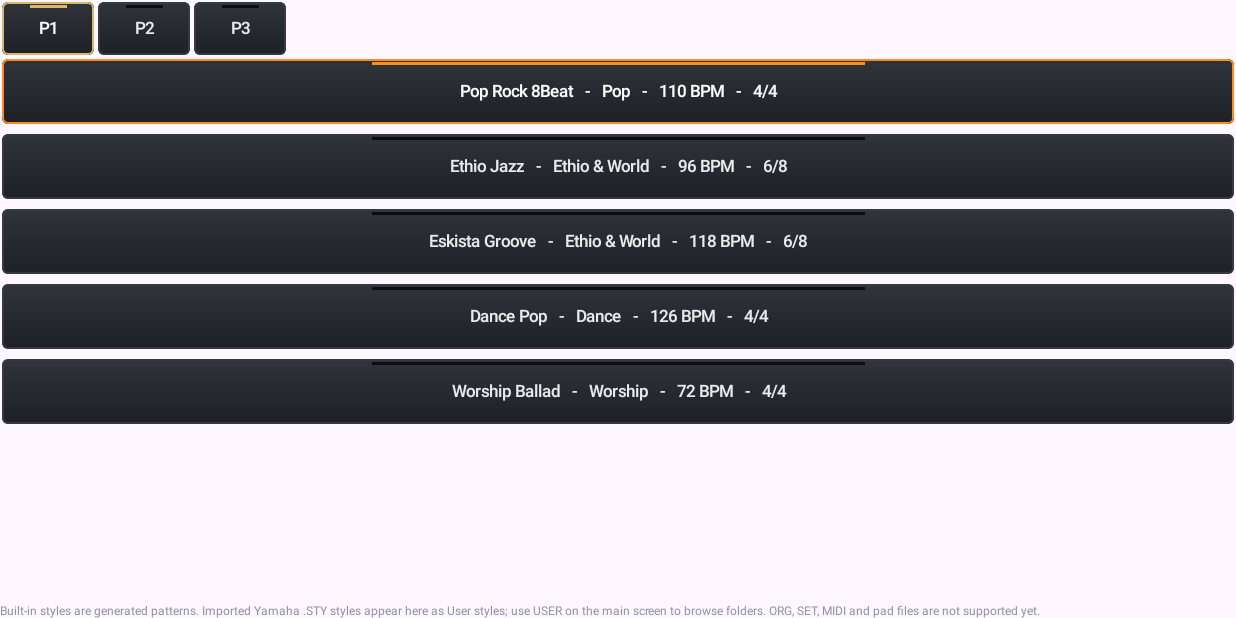
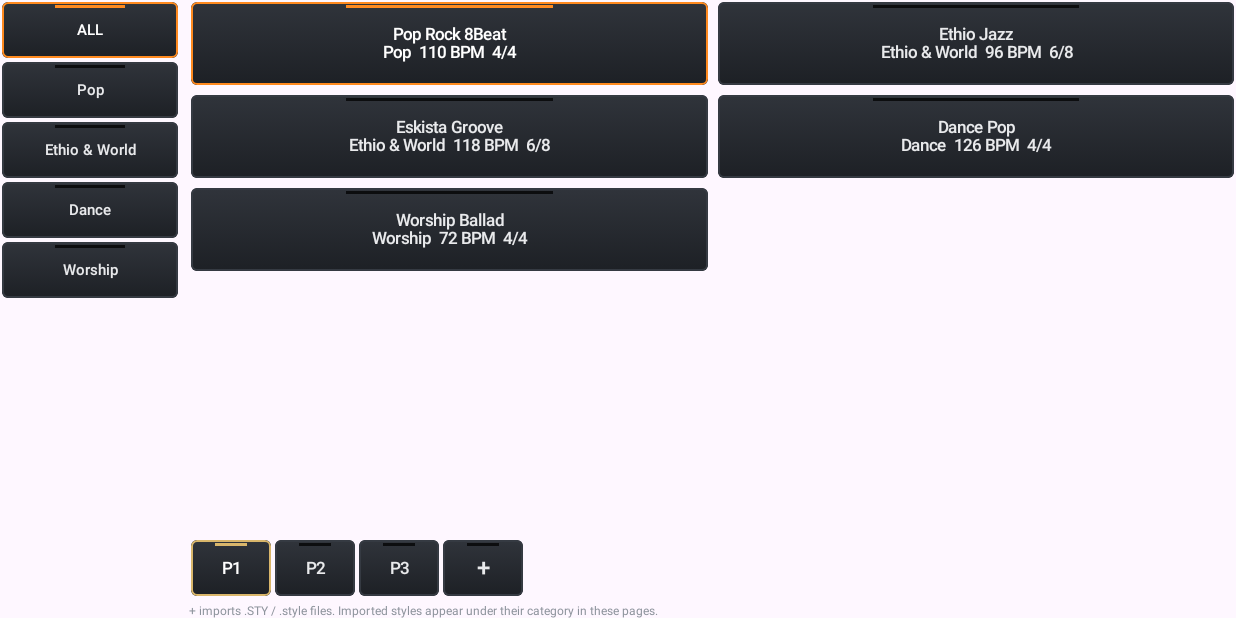
Before and after one commit to chare-teche/YAMAHA-PRS-SX-900, an Android app built with Jetpack Compose: the composable StylePage shown on its own in the app's theme, on a phone screen of 824 x 412 dp (held sideways). Run offline under Robolectric (Android 15) with nearby library versions, the phone set to English and light mode, and no system bars.

Commit message:
Apply uploaded project zip

```diff
--- a/app/src/main/java/com/example/audio/Audio.kt
+++ b/app/src/main/java/com/example/audio/Audio.kt
@@ -247,7 +247,10 @@ class SynthEngine {
     /** Kit of the current style (see DrumKit): tunes pitch and decay of the synthesized drums. */
     private var drumKit = DrumKit.STANDARD
     /** Recorded drum samples. Set to DrumSampleSet.EMPTY to force the synthesized drums (tests). */
-    internal var drumSamples: DrumSampleSet = DrumSampleSet.default
+    @Volatile internal var drumSamples: DrumSampleSet = DrumSampleSet.default
+
+    /** Replaces the drum samples (a kit imported by the user). Safe while playing: the audio thread reads the reference once per hit. */
+    fun setDrumSamples(set: DrumSampleSet) { drumSamples = if (set.noteCount > 0) set else DrumSampleSet.default }
 
     // ---- master tone: 4 biquads (low shelf, low-mid cut, presence, high shelf) on the final stereo mix ----
     private val eqC = FloatArray(Tone.BANDS * 5)     // b0 b1 b2 a1 a2 per band (a0 = 1)
@@ -923,6 +926,7 @@ class SynthEngine {
 
     // ---- drums ----
     private fun drumOn(note: Int, vel: Int, fromSeq: Boolean) {
+        if (DrumMap.isMuted(note)) return          // crash cymbals are off (DrumMap.isMuted)
         val kind = DrumMap.kindOf(note)
         if (kind == DrumMap.SILENT) { drumSilentHits++; return }
         val freq = DrumMap.freqOf(note)
--- a/app/src/main/java/com/example/audio/DrumMap.kt
+++ b/app/src/main/java/com/example/audio/DrumMap.kt
@@ -71,6 +71,12 @@ object DrumMap {
         // everything else (0-27, 29, 30, 88-127) stays SILENT
     }
 
+    /**
+     * Crash-family cymbals (crash 1/2, Chinese, splash) are switched off on purpose (version 3, requested by the user:
+     * they were harsh). They make no sound and are not counted as missing sounds. To bring them back, return false.
+     */
+    fun isMuted(note: Int): Boolean = note == 49 || note == 57 || note == 52 || note == 55
+
     fun kindOf(note: Int): Int = if (note in 0..127) kinds[note] else SILENT
     fun freqOf(note: Int): Float = if (note in 0..127) freqs[note] else 600f
 
--- a/app/src/main/java/com/example/ui/Screens.kt
+++ b/app/src/main/java/com/example/ui/Screens.kt
@@ -53,7 +53,7 @@ fun OverlayHost(vm: ArrangerViewModel, s: UiState) {
     val title = when (scr) {
         Screen.VOICE -> "VOICE SELECT"
         Screen.STYLE -> "STYLE SELECT"
-        Screen.MIXER -> "MIXER"
+        Screen.MIXER -> "SLIDER"
         Screen.PADS -> "MULTI PAD"
         Screen.REGIST -> "REGISTRATION MEMORY"
         Screen.SETTINGS -> "SETTINGS"
@@ -110,12 +110,13 @@ private fun SectionTitle(text: String) {
 
 /** P1, P2, P3 ... tab row. Pages hold [per] items each; at least 3 tabs are shown. */
 @Composable
-private fun PageTabs(total: Int, per: Int, page: Int, onPage: (Int) -> Unit) {
+private fun PageTabs(total: Int, per: Int, page: Int, onPlus: (() -> Unit)? = null, onPage: (Int) -> Unit) {
     val pages = maxOf(3, (total + per - 1) / per)
-    Row(Modifier.fillMaxWidth().height(38.dp)) {
+    Row(Modifier.fillMaxWidth().height(40.dp)) {
         for (i in 0 until pages) {
-            PanelButton("P" + (i + 1), Modifier.width(64.dp).fillMaxHeight(), page == i, Pal.gold, fontSize = 11f) { onPage(i) }
+            PanelButton("P" + (i + 1), Modifier.width(56.dp).fillMaxHeight(), page == i, Pal.gold, fontSize = 11f) { onPage(i) }
         }
+        if (onPlus != null) PanelButton("+", Modifier.width(56.dp).fillMaxHeight(), false, Pal.green, fontSize = 16f) { onPlus() }
     }
 }
 
@@ -158,11 +159,10 @@ private fun VoicePage(vm: ArrangerViewModel, s: UiState) {
             )
         }
         var page by remember { mutableStateOf(0) }
-        val per = 5
+        val per = 8
         Column(Modifier.weight(1f).fillMaxHeight()) {
-            PageTabs(Voices.ALL.size, per, page) { page = it }
             LazyVerticalGrid(
-                GridCells.Adaptive(150.dp), Modifier.weight(1f).fillMaxWidth(),
+                GridCells.Fixed(2), Modifier.weight(1f).fillMaxWidth(),
                 horizontalArrangement = Arrangement.spacedBy(4.dp), verticalArrangement = Arrangement.spacedBy(4.dp)
             ) {
                 val from = page * per
@@ -176,6 +176,9 @@ private fun VoicePage(vm: ArrangerViewModel, s: UiState) {
                     ) { vm.setPartVoice(sel, i) }
                 }
             }
+            // + adds a Music Studio drum kit (.Instrument). Pitched voices from files are not supported yet.
+            PageTabs(Voices.ALL.size, per, page, { vm.requestImportFiles() }) { page = it }
+            if (s.kitName.isNotEmpty()) Text("Drum kit: " + s.kitName, color = Pal.gold, fontSize = fsp(8f))
         }
     }
 }
@@ -185,27 +188,40 @@ private fun VoicePage(vm: ArrangerViewModel, s: UiState) {
 // ----------------------------------------------------------------------
 @Composable
 private fun StylePage(vm: ArrangerViewModel, s: UiState) {
-    Column(Modifier.fillMaxSize()) {
+    val cats = listOf("ALL") + Styles.all.map { it.category }.distinct()
+    var cat by remember { mutableStateOf(0) }
     var page by remember { mutableStateOf(0) }
+    val idxs = (0 until Styles.all.size).filter { cat == 0 || cat >= cats.size || Styles.all[it].category == cats[cat] }
     val per = 8
-        PageTabs(Styles.all.size, per, page) { page = it }
-        LazyColumn(Modifier.weight(1f).fillMaxWidth(), verticalArrangement = Arrangement.spacedBy(4.dp)) {
+    Row(Modifier.fillMaxSize(), horizontalArrangement = Arrangement.spacedBy(6.dp)) {
+        Column(Modifier.width(120.dp).fillMaxHeight().verticalScroll(rememberScrollState())) {
+            for (ci in cats.indices) {
+                PanelButton(cats[ci], Modifier.fillMaxWidth().height(40.dp), cat == ci, Pal.orange, fontSize = 10f) { cat = ci; page = 0 }
+            }
+        }
+        Column(Modifier.weight(1f).fillMaxHeight()) {
+            LazyVerticalGrid(
+                GridCells.Fixed(2), Modifier.weight(1f).fillMaxWidth(),
+                horizontalArrangement = Arrangement.spacedBy(4.dp), verticalArrangement = Arrangement.spacedBy(4.dp)
+            ) {
                 val from = page * per
-            val to = minOf(Styles.all.size, from + per)
+                val to = minOf(idxs.size, from + per)
                 items(maxOf(0, to - from)) { k ->
-                val i = from + k
+                    val i = idxs[from + k]
                     val st = Styles.all[i]
                     PanelButton(
-                    st.name + "   -   " + st.category + "   -   " + st.tempo + " BPM   -   " + st.timeSig,
-                    Modifier.fillMaxWidth().height(46.dp), s.styleIdx == i, Pal.orange, fontSize = 11f
+                        st.name + "\n" + st.category + "  " + st.tempo + " BPM  " + st.timeSig,
+                        Modifier.fillMaxWidth().height(58.dp), s.styleIdx == i, Pal.orange, fontSize = 11f
                     ) { vm.selectStyle(i) }
                 }
             }
+            // + adds Yamaha .STY styles (and shows what an ORG .style file contains)
+            PageTabs(idxs.size, per, page, { vm.requestImportFiles() }) { page = it }
             Text(
-            "Built-in styles are generated patterns. Imported Yamaha .STY styles appear here as User styles; " +
-                "use USER on the main screen to browse folders. ORG, SET, MIDI and pad files are not supported yet.",
-            color = Pal.dim, fontSize = fsp(8f), modifier = Modifier.padding(top = 6.dp)
+                "+ imports .STY / .style files. Imported styles appear under their category in these pages.",
+                color = Pal.dim, fontSize = fsp(8f), modifier = Modifier.padding(top = 4.dp)
             )
+        }
     }
 }
 
@@ -253,7 +269,7 @@ private fun MixerPage(vm: ArrangerViewModel, s: UiState) {
 //  MULTI PADS (real drum / percussion hits)
 // ----------------------------------------------------------------------
 private val PADS = listOf(
-    "CRASH" to 49, "KICK" to 36, "SNARE" to 38, "TAMBOURINE" to 54,
+    "SHAKER" to 82, "KICK" to 36, "SNARE" to 38, "TAMBOURINE" to 54,
     "CLAP" to 39, "TOM" to 45, "CONGA" to 62, "COWBELL" to 56
 )
 
```
Also changed, not shown: app/src/main/java/com/example/audio/DrumSamples.kt (+12 -0 lines), app/src/main/java/com/example/audio/MusicStudioKit.kt (added, +97 -0 lines), app/src/main/java/com/example/audio/Styles.kt (+27 -0 lines), app/src/main/java/com/example/ui/Console.kt (+6 -6 lines), app/src/main/java/com/example/viewmodel/ArrangerViewModel.kt (+47 -2 lines), 8 other files. Lines whose indentation alone changed are shown as unchanged.
